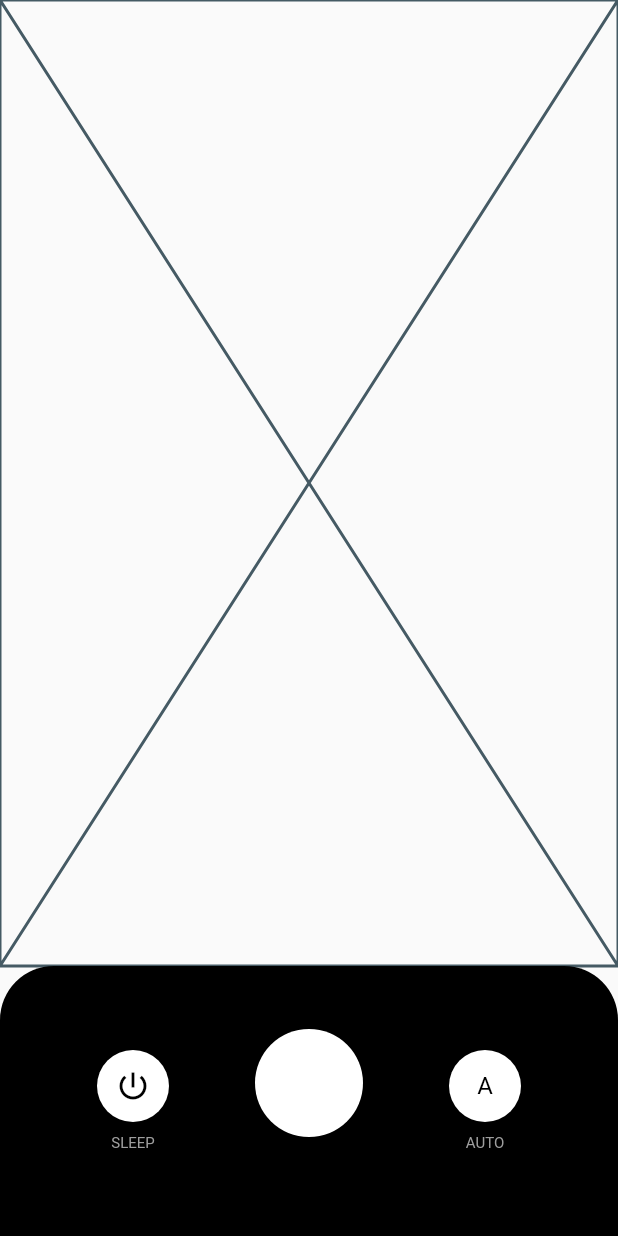
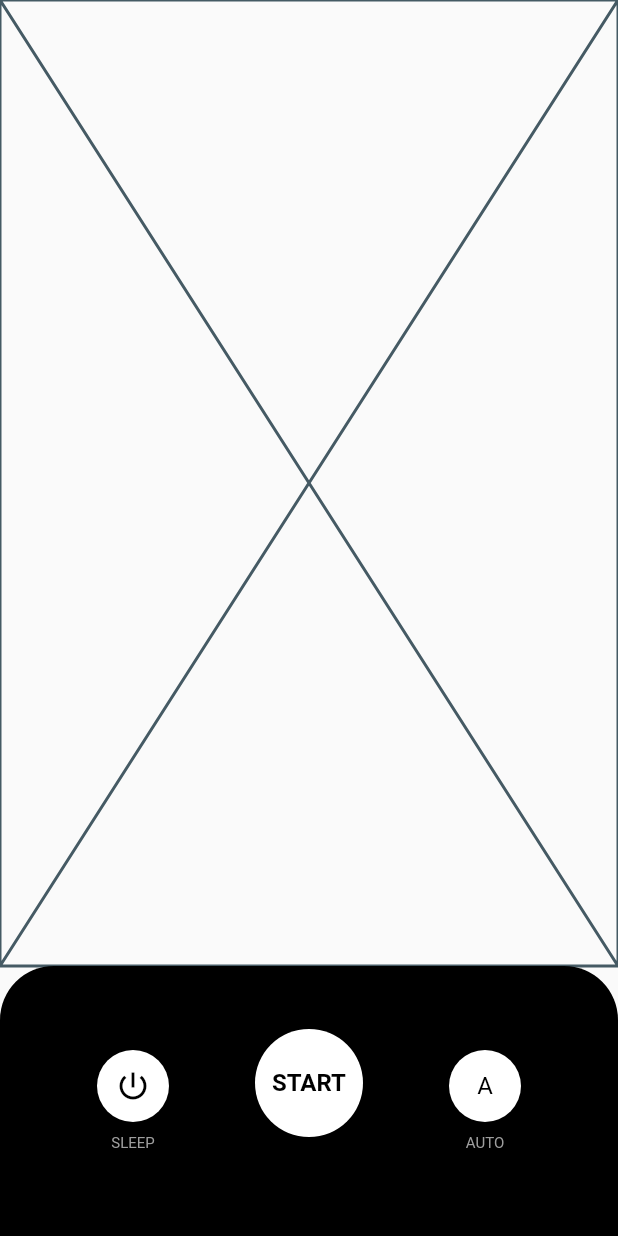
Before and after one commit to JAICHANGPARK/flutter_notebook_18th_story, a Flutter app: the screen it shows after launch, on a phone screen of 412 x 824 dp. Run offline on Flutter 3.47's test engine with Material 2 defaults, Android fonts, the phone set to English and light mode, and no system bars; our stand-ins replace cached_network_image, flutter_lorem, flutter_riverpod, flutter_svg, freezed_annotation, go_router and 3 more.

Commit message:
Update treadmill_home_page.dart

```diff
--- a/lib/ep1070_treadmill_app/src/ui/treadmill_home_page.dart
+++ b/lib/ep1070_treadmill_app/src/ui/treadmill_home_page.dart
@@ -52,6 +52,13 @@ class TreadmillHomePage extends StatelessWidget {
                     CircleAvatar(
                       radius: 36,
                       backgroundColor: Colors.white,
+                      foregroundColor: Colors.black,
+                      child: Text(
+                        "START",
+                        style: TextStyle(
+                          fontWeight: FontWeight.bold,
+                        ),
+                      ),
                     ),
                     SizedBox(
                       height: 24,
```
